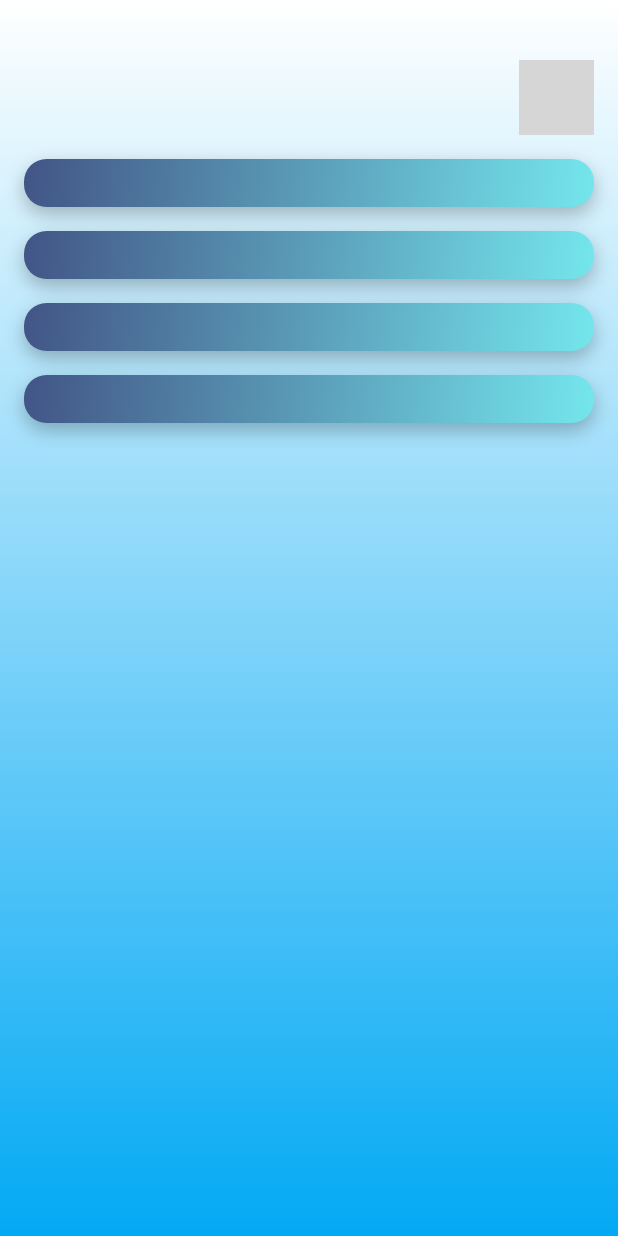
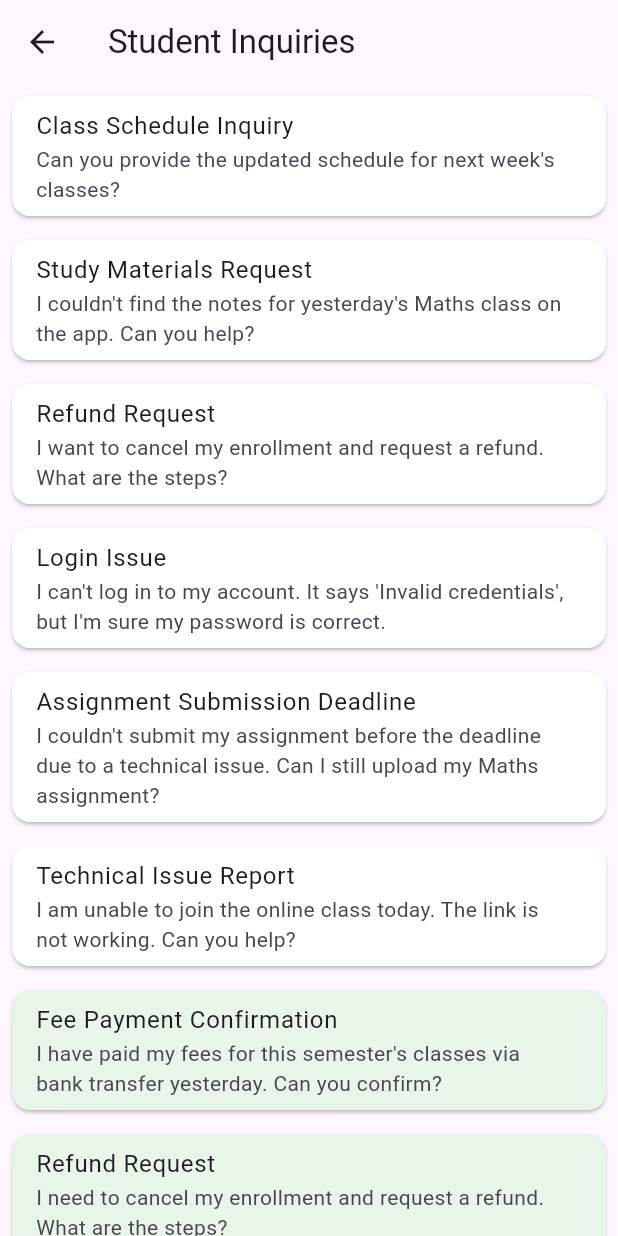
Before and after one commit to Silunisilva/Edu-Matrix-Pro, a Flutter app: the screen it shows after launch, on a phone screen of 412 x 824 dp. Run offline on Flutter 3.47's test engine with Material 3 defaults, Android fonts, the phone set to English and light mode, and no system bars; grey boxes are pictures that could not be loaded.

Commit message:
feat: Implement Admin login and dashboard with student inquiries
- Implement admin login with hardcoded validation.
- Refactor admin dashboard UI.
- Added avatar widget.
- Add student inquiries, inquiry detail, and teacher management screens.
- Added auth service.
- Change project structure.
- Added assets.

```diff
--- a/lib/main.dart
+++ b/lib/main.dart
@@ -1,7 +1,29 @@
+// import 'package:flutter/material.dart';
+// //import 'screens/admin_loginUI.dart'; // Import the AdminLoginScreen UI
+// import 'screens/admin_dashboard.dart';
+//
+//
+// void main() {
+//   runApp(const MyApp());
+// }
+//
+// class MyApp extends StatelessWidget {
+//   const MyApp({super.key});
+//
+//   @override
+//   Widget build(BuildContext context) {
+//     return MaterialApp(
+//       debugShowCheckedModeBanner: false,
+//       home: const AdminDashboard(),//AdminLoginScreen(), // Call the AdminLoginScreen
+//     );
+//   }
+// }
 import 'package:flutter/material.dart';
-//import 'screens/admin_loginUI.dart'; // Import the AdminLoginScreen UI
+import 'screens/admin_loginUI.dart';
 import 'screens/admin_dashboard.dart';
-
+//import 'screens/teacher_registration_screen.dart';
+import 'screens/teacher_management_screen.dart';
+import 'screens/student_inquiries_screen.dart';
 
 void main() {
   runApp(const MyApp());
@@ -13,8 +35,18 @@
   @override
   Widget build(BuildContext context) {
     return MaterialApp(
-      debugShowCheckedModeBanner: false,
-      home: const AdminDashboard(),//AdminLoginScreen(), // Call the AdminLoginScreen
+      title: 'Tuition Class Management',
+      theme: ThemeData(
+        primarySwatch: Colors.blue,
+      ),
+      initialRoute: '/student_inquiries',
+      routes: {
+        '/': (context) => const AdminLoginScreen(),
+        '/dashboard': (context) => const AdminDashboard(),
+        //'/teacher_registration': (context) => TeacherRegistrationScreen(),
+        '/teacher_management': (context) => TeacherManagementScreen(),
+        '/student_inquiries': (context) => StudentInquiriesScreen(),
+      },
     );
   }
 }
--- a/lib/screens/Admin_loginUI.dart
+++ b/lib/screens/Admin_loginUI.dart
@@ -1,9 +1,33 @@
 import 'package:flutter/material.dart';
 import '../widgets/gradient_scaffold.dart';
 import '../widgets/gradient_button.dart';
+import '../services/auth_services.dart'; // Import the auth service
+import '../screens/admin_dashboard.dart'; // Import the AdminDashboard
 
-class AdminLoginScreen extends StatelessWidget {
+class AdminLoginScreen extends StatefulWidget {
   const AdminLoginScreen({super.key});
+
+  @override
+  _AdminLoginScreenState createState() => _AdminLoginScreenState();
+}
+
+class _AdminLoginScreenState extends State<AdminLoginScreen> {
+  final TextEditingController _usernameController = TextEditingController();
+  final TextEditingController _passwordController = TextEditingController();
+  final AuthService _authService = AuthService(); // Initialize the auth service
+
+  void _login() {
+    if (_authService.validateUser(_usernameController.text, _passwordController.text)) {
+      Navigator.pushReplacement(
+        context,
+        MaterialPageRoute(builder: (context) => AdminDashboard()),
+      );
+    } else {
+      ScaffoldMessenger.of(context).showSnackBar(
+        SnackBar(content: Text('Invalid credentials')),
+      );
+    }
+  }
 
   @override
   Widget build(BuildContext context) {
@@ -14,7 +38,7 @@ class AdminLoginScreen extends StatelessWidget {
           const CircleAvatar(
             radius: 50,
             backgroundColor: Colors.white,
-            backgroundImage: AssetImage('assets/admin_avatar.png'),
+            backgroundImage: AssetImage('../assets/admin_avatar.png'),
           ),
           const SizedBox(height: 20),
           const Text(
@@ -38,11 +62,19 @@ class AdminLoginScreen extends StatelessWidget {
             ),
             child: Column(
               children: [
-                // TextFields remain same
+                TextField(
+                  controller: _usernameController,
+                  decoration: InputDecoration(labelText: 'Username'),
+                ),
+                TextField(
+                  controller: _passwordController,
+                  decoration: InputDecoration(labelText: 'Password'),
+                  obscureText: true,
+                ),
                 const SizedBox(height: 20),
                 GradientButton(
                   text: "Login",
-                  onPressed: () {},
+                  onPressed: _login,
                 ),
               ],
             ),
--- a/lib/screens/admin_dashboard.dart
+++ b/lib/screens/admin_dashboard.dart
@@ -1,7 +1,8 @@
 import 'package:flutter/material.dart';
 import '../widgets/gradient_scaffold.dart';
 import '../widgets/dashboard_card.dart';
-import '../constants/app_gradients.dart';
+import '../widgets/avatar_widget.dart'; // Import the AvatarWidget
+import '../screens/student_inquiries_screen.dart'; // Import the Inquiries Screen
 
 class AdminDashboard extends StatelessWidget {
   const AdminDashboard({super.key});
@@ -12,17 +13,29 @@ class AdminDashboard extends StatelessWidget {
       child: Column(
         crossAxisAlignment: CrossAxisAlignment.start,
         children: [
-          const SizedBox(height: 40),
-          const _TopAvatar(),
-
+          const SizedBox(height: 20),
+          const AvatarWidget(), // Use the AvatarWidget
+          const SizedBox(height: 20),
           Expanded(
             child: ListView(
-              padding: const EdgeInsets.all(16),
-              children: const [
-                DashboardCard(title: "Inquiries", subtitle: "Pending : 13"),
+              padding: const EdgeInsets.symmetric(horizontal: 16, vertical: 8),
+              children: [
+                DashboardCard(
+                  title: "Inquiries",
+                  subtitle: "Pending : 13",
+                  onTap: () {
+                    Navigator.push(
+                      context,
+                      MaterialPageRoute(builder: (context) => StudentInquiriesScreen()),
+                    );
+                  },
+                ),
+                const SizedBox(height: 16),
                 DashboardCard(title: "Teacher Applications", subtitle: "Pending : 04"),
-                DashboardCard(title: "Student Management", subtitle:"543 students"),
-                DashboardCard(title: "Teacher Management", subtitle: "Pending : 13")
+                const SizedBox(height: 16),
+                DashboardCard(title: "Student Management", subtitle: "543 students"),
+                const SizedBox(height: 16),
+                DashboardCard(title: "Teacher Management", subtitle: "Pending : 13"),
               ],
             ),
           ),
@@ -31,23 +44,3 @@ class AdminDashboard extends StatelessWidget {
     );
   }
 }
-
-// Separate avatar widget for reusability
-class _TopAvatar extends StatelessWidget {
-  const _TopAvatar();
-
-  @override
-  Widget build(BuildContext context) {
-    return Padding(
-      padding: const EdgeInsets.only(right: 16),
-      child: Align(
-        alignment: Alignment.topRight,
-        child: CircleAvatar(
-          radius: 25,
-          backgroundColor: Colors.white,
-          backgroundImage: AssetImage('assets/admin_avatar.png'),
-        ),
-      ),
-    );
-  }
-}
--- /dev/null
+++ b/lib/screens/student_inquiries_screen.dart
@@ -0,0 +1,100 @@
+import 'package:flutter/material.dart';
+import 'inquiry_detail_screen.dart'; // Import the detail screen
+
+class StudentInquiriesScreen extends StatelessWidget {
+  final List<Map<String, String>> inquiries = [
+    {
+      "id": "TID01232",
+      "title": "Class Schedule Inquiry",
+      "description": "Can you provide the updated schedule for next week's classes?",
+      "status": "To review",
+    },
+    {
+      "id": "SID01039",
+      "title": "Study Materials Request",
+      "description": "I couldn't find the notes for yesterday's Maths class on the app. Can you help?",
+      "status": "To review",
+    },
+    {
+      "id": "SID020006",
+      "title": "Refund Request",
+      "description": "I want to cancel my enrollment and request a refund. What are the steps?",
+      "status": "Reviewed",
+    },
+    {
+      "id": "TID044566",
+      "title": "Login Issue",
+      "description": "I can't log in to my account. It says 'Invalid credentials', but I'm sure my password is correct.",
+      "status": "Reviewed",
+    },
+    {
+      "id": "SID059966",
+      "title": "Assignment Submission Deadline",
+      "description": "I couldn't submit my assignment before the deadline due to a technical issue. Can I still upload my Maths assignment?",
+      "status": "Reviewed",
+    },
+    {
+      "id": "SID04766",
+      "title": "Technical Issue Report",
+      "description": "I am unable to join the online class today. The link is not working. Can you help?",
+      "status": "Reviewed",
+    },
+    {
+      "id": "SID0111",
+      "title": "Fee Payment Confirmation",
+      "description": "I have paid my fees for this semester's classes via bank transfer yesterday. Can you confirm?",
+      "status": "Fixed",
+    },
+    {
+      "id": "SID02008",
+      "title": "Refund Request",
+      "description": "I need to cancel my enrollment and request a refund. What are the steps?",
+      "status": "Fixed",
+    },
+    {
+      "id": "SID05783",
+      "title": "Assignment Submission Deadline",
+      "description": "I couldn't submit my assignment before the deadline due to a technical issue. Can I still upload my Maths assignment?",
+      "status": "Fixed",
+    },
+    {
+      "id": "SID046",
+      "title": "Technical Issue Report",
+      "description": "I am unable to join the online class today. The link is not working. Can you help?",
+      "status": "Fixed",
+    },
+  ];
+
+  @override
+  Widget build(BuildContext context) {
+    return Scaffold(
+      appBar: AppBar(
+        title: Text('Student Inquiries'),
+      ),
+      body: ListView.builder(
+        itemCount: inquiries.length,
+        itemBuilder: (context, index) {
+          final inquiry = inquiries[index];
+          final isFixed = inquiry["status"] == "Fixed";
+
+          return Card(
+            margin: EdgeInsets.all(8),
+            color: isFixed ? Colors.green[50] : Colors.white,
+            child: ListTile(
+              title: Text(inquiry["title"]!),
+              subtitle: Text(inquiry["description"]!),
+              onTap: () {
+                Navigator.push(
+                  context,
+                  MaterialPageRoute(
+                    builder: (context) => InquiryDetailScreen(inquiry: inquiry),
+                  ),
+                );
+              },
+            ),
+          );
+        },
+      ),
+    );
+  }
+}
--- /dev/null
+++ b/lib/services/auth_services.dart
@@ -0,0 +1,7 @@
+// lib/services/auth_service.dart
+class AuthService {
+  bool validateUser(String username, String password) {
+    // Simple hardcoded validation
+    return username == 'admin' && password == '1234';
+  }
+}
--- a/pubspec.yaml
+++ b/pubspec.yaml
@@ -57,7 +57,7 @@ flutter:
   # the material Icons class.
   uses-material-design: true
 assets:
-  - /lib/assets/admin_avatar.png
+  - assets/admin_avatar.png
 fonts:
     - family: Roboto
       fonts:
```
Also changed, not shown: lib/screens/inquiry_detail_screen.dart (added, +50 -0 lines), lib/screens/teacher_management_screen.dart (added, +37 -0 lines), lib/widgets/avatar_widget.dart (added, +30 -0 lines), lib/widgets/dashboard_card.dart (+23 -2 lines), assets/admin_avatar.png (renamed from lib/assets/admin_avatar.png).
